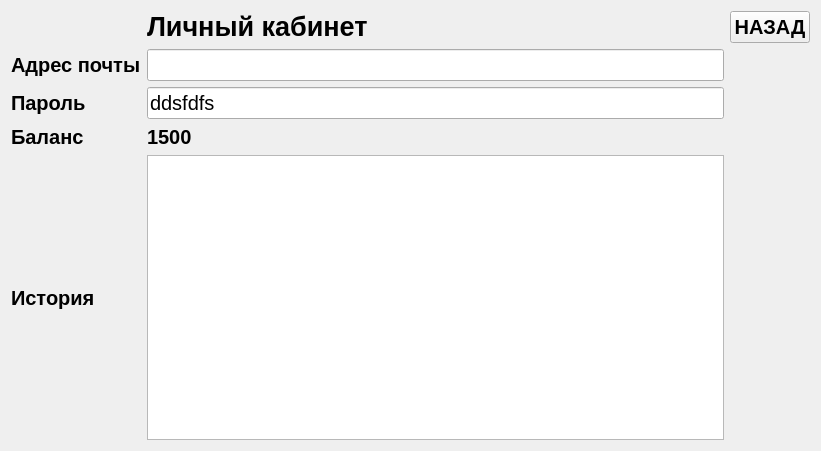
The window that Client/AllUi/Account.ui (de-Beast/OnlineCasino) describes before a commit, drawn with Qt 5.
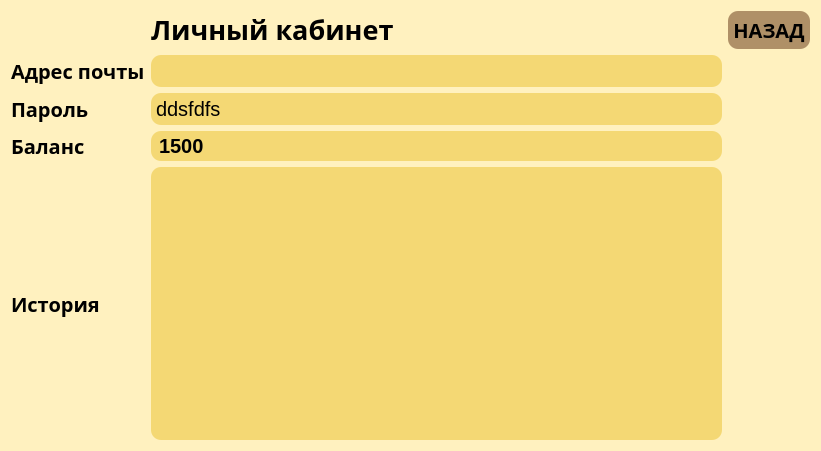
The same window after the commit.

What changed in the file:
```diff
--- a/Client/AllUi/Account.ui
+++ b/Client/AllUi/Account.ui
@@ -12,6 +12,7 @@
   </property>
   <property name="font">
    <font>
+    <family>Manrope</family>
     <pointsize>15</pointsize>
     <bold>true</bold>
    </font>
@@ -20,7 +21,9 @@
    <string>Form</string>
   </property>
   <property name="styleSheet">
-   <string notr="true">text_align=center</string>
+   <string notr="true">text_align: center;
+background: rgba(255, 241, 191, 1);
+</string>
   </property>
   <layout class="QGridLayout" name="gridLayout">
    <item row="4" column="1">
@@ -31,6 +34,11 @@
        <bold>false</bold>
       </font>
      </property>
+     <property name="styleSheet">
+      <string notr="true">background: rgba(244, 216, 116, 1);
+border-radius: 10px;
+padding: 3px</string>
+     </property>
      <property name="showGrid">
       <bool>true</bool>
      </property>
@@ -76,6 +84,11 @@
      <property name="layoutDirection">
       <enum>Qt::LeftToRight</enum>
      </property>
+     <property name="styleSheet">
+      <string notr="true">background: rgba(244, 216, 116, 1);
+border-radius: 10px;
+padding: 3px</string>
+     </property>
      <property name="text">
       <string>1500</string>
      </property>
@@ -91,6 +104,7 @@
     <widget class="QLabel" name="label_3">
      <property name="font">
       <font>
+       <family>Manrope</family>
        <pointsize>15</pointsize>
        <bold>true</bold>
       </font>
@@ -108,6 +122,11 @@
        <bold>false</bold>
       </font>
      </property>
+     <property name="styleSheet">
+      <string notr="true">background: rgba(244, 216, 116, 1);
+border-radius: 10px;
+padding: 3px</string>
+     </property>
      <property name="text">
       <string>ddsfdfs</string>
      </property>
@@ -124,6 +143,11 @@
        <bold>false</bold>
       </font>
      </property>
+     <property name="styleSheet">
+      <string notr="true">background: rgba(244, 216, 116, 1);
+border-radius: 10px;
+padding: 3px</string>
+     </property>
      <property name="readOnly">
       <bool>true</bool>
      </property>
@@ -133,6 +157,7 @@
     <widget class="QLabel" name="label_2">
      <property name="font">
       <font>
+       <family>Manrope</family>
        <pointsize>15</pointsize>
        <bold>true</bold>
       </font>
@@ -152,6 +177,7 @@
      </property>
      <property name="font">
       <font>
+       <family>Manrope</family>
        <pointsize>20</pointsize>
        <bold>true</bold>
       </font>
@@ -168,6 +194,7 @@
     <widget class="QLabel" name="label">
      <property name="font">
       <font>
+       <family>Manrope</family>
        <pointsize>15</pointsize>
        <bold>true</bold>
       </font>
@@ -181,6 +208,7 @@
     <widget class="QLabel" name="label_5">
      <property name="font">
       <font>
+       <family>Manrope</family>
        <pointsize>15</pointsize>
        <bold>true</bold>
       </font>
@@ -194,10 +222,16 @@
     <widget class="QPushButton" name="pushButton">
      <property name="font">
       <font>
+       <family>Manrope</family>
        <pointsize>15</pointsize>
        <bold>true</bold>
       </font>
      </property>
+     <property name="styleSheet">
+      <string notr="true">background: rgba(140, 101, 65, 0.7);
+border-radius: 10px;
+padding: 5px</string>
+     </property>
      <property name="text">
       <string>НАЗАД</string>
      </property>
```
